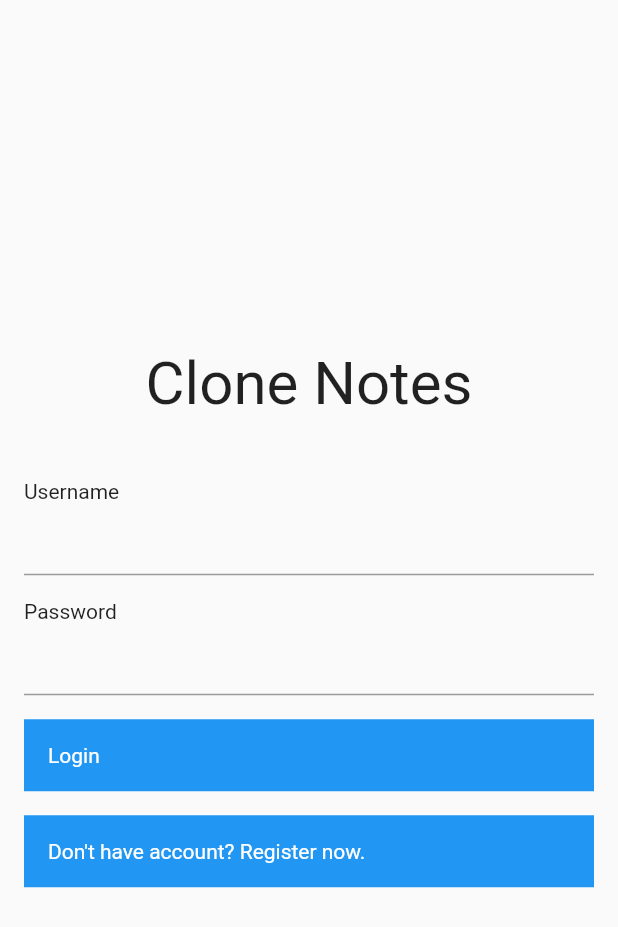
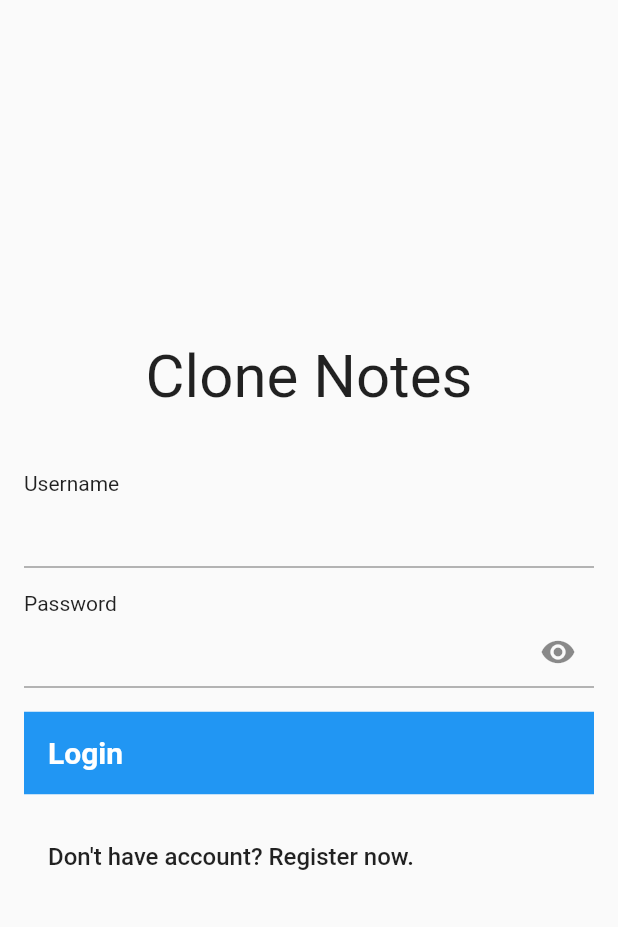
Before and after one commit to maimand/clone_notes, a Flutter app: the screen it shows after launch, on a phone screen of 412 x 824 dp. Shown: the top 927 px of the screen. Run offline on Flutter 3.47's test engine with Material 2 defaults, Android fonts, the light colour scheme and no system bars; our stand-ins replace firebase_core, firebase_database, flutter_easyloading, flutter_slidable, fluttertoast, get and 1 more; accounts and stored records are empty.

Commit message:
- Auth: Update password field

```diff
--- a/lib/app/modules/auth/views/login_view.dart
+++ b/lib/app/modules/auth/views/login_view.dart
@@ -1,5 +1,6 @@
 import 'package:clone_notes/app/modules/auth/controllers/login_controller.dart';
 import 'package:clone_notes/app/routes/app_pages.dart';
+import 'package:clone_notes/app/widgets/password_text_field.dart';
 import 'package:flutter/material.dart';
 
 import 'package:get/get.dart';
@@ -36,14 +37,8 @@ class LoginView extends GetView<LoginController> {
                 ),
                 const SizedBox(height: 16),
                 const Text('Password'),
-                TextFormField(
-                  controller: controller.passwordController,
-                  validator: (val) {
-                    if (val!.isEmpty) {
-                      return 'Please enter password';
-                    }
-                    return null;
-                  },
+                PasswordTextField(
+                  textEditingController: controller.passwordController,
                 ),
                 const SizedBox(height: 16),
                 InkWell(
@@ -56,7 +51,10 @@ class LoginView extends GetView<LoginController> {
                     padding: const EdgeInsets.all(16),
                     child: const Text(
                       'Login',
-                      style: TextStyle(color: Colors.white),
+                      style: TextStyle(
+                          color: Colors.white,
+                          fontWeight: FontWeight.w700,
+                          fontSize: 20),
                     ),
                   ),
                 ),
@@ -67,10 +65,12 @@ class LoginView extends GetView<LoginController> {
                   },
                   child: Container(
                     width: Get.width,
-                    color: Colors.blue,
                     padding: const EdgeInsets.all(16),
-                    child: const Text("Don't have account? Register now.",
-                        style: TextStyle(color: Colors.white)),
+                    child: const Text(
+                      "Don't have account? Register now.",
+                      style:
+                          TextStyle(fontWeight: FontWeight.w500, fontSize: 16),
+                    ),
                   ),
                 ),
                 const Spacer(),
--- /dev/null
+++ b/lib/app/widgets/password_text_field.dart
@@ -0,0 +1,38 @@
+import 'package:flutter/material.dart';
+
+class PasswordTextField extends StatefulWidget {
+  final TextEditingController textEditingController;
+  const PasswordTextField({required this.textEditingController, Key? key})
+      : super(key: key);
+
+  @override
+  State<PasswordTextField> createState() => _PasswordTextFieldState();
+}
+
+class _PasswordTextFieldState extends State<PasswordTextField> {
+  bool obscureText = true;
+  @override
+  Widget build(BuildContext context) {
+    return TextFormField(
+      controller: widget.textEditingController,
+      obscureText: obscureText,
+      validator: (val) {
+        if (val!.isEmpty) {
+          return 'Please enter password';
+        }
+        return null;
+      },
+      decoration: InputDecoration(
+          suffixIcon: IconButton(
+            icon: obscureText
+                ? const Icon(Icons.remove_red_eye)
+                : const Icon(Icons.remove_red_eye_outlined),
+            onPressed: () {
+              setState(() {
+                obscureText = !obscureText;
+              });
+            },
+          )),
+    );
+  }
+}
```
Also changed, not shown: lib/app/modules/auth/views/register_view.dart (+12 -10 lines).
